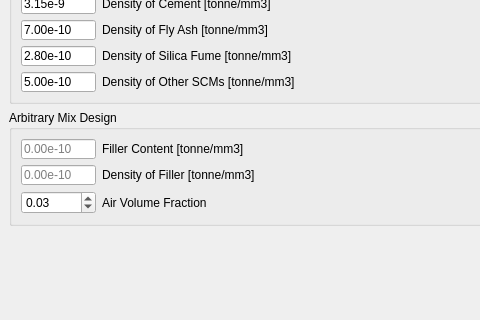
Above: freecad/chronoConcrete/gui/ui/ldpmMixDesign.ui from Concrete-Chrono-Development/chrono-preprocessor before the change; both pictures show x 0 to 480 and y 232 to 552 of the 680 by 735 pixel window. Below: the same form after it.
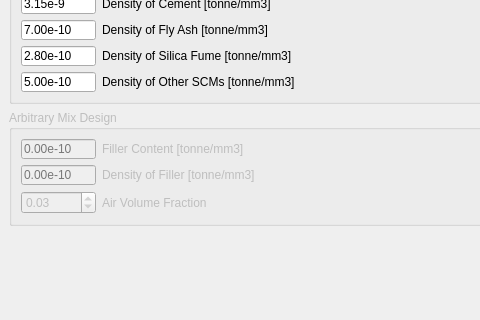
That is the form after the change.

Patch:
```diff
--- a/freecad/chronoConcrete/gui/ui/ldpmMixDesign.ui
+++ b/freecad/chronoConcrete/gui/ui/ldpmMixDesign.ui
@@ -404,6 +404,9 @@
     </item>
     <item row="1" column="0">
      <widget class="QGroupBox" name="groupBox_2">
+      <property name="enabled">
+       <bool>false</bool>
+      </property>
       <property name="title">
        <string>Arbitrary Mix Design</string>
       </property>
```
